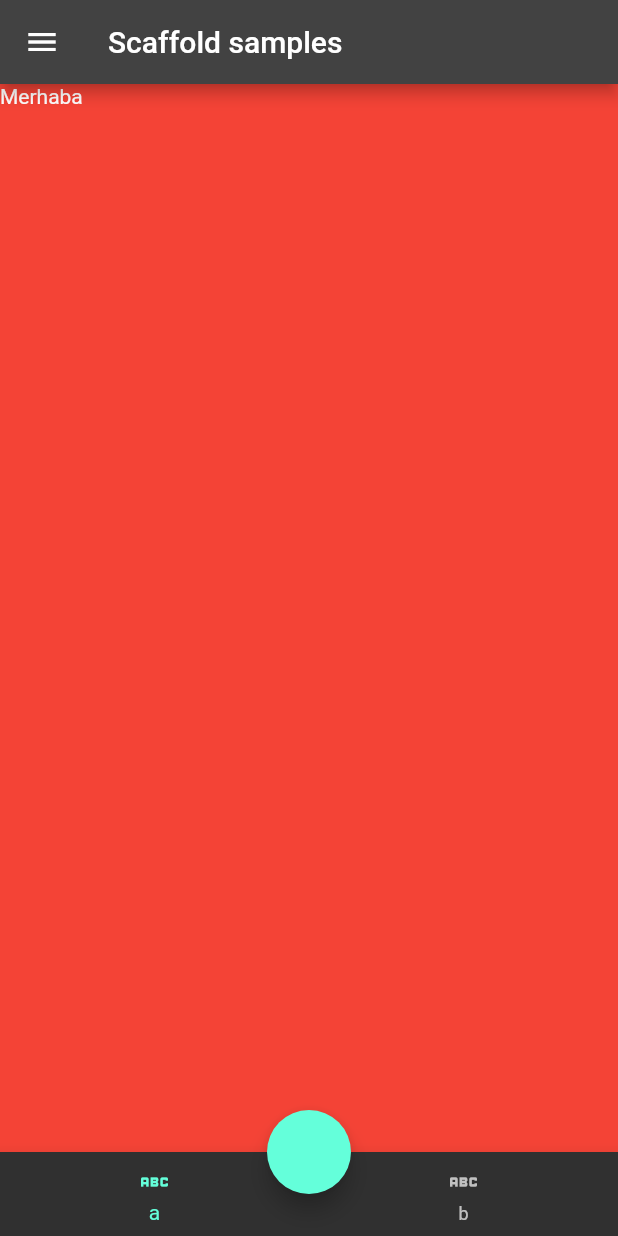
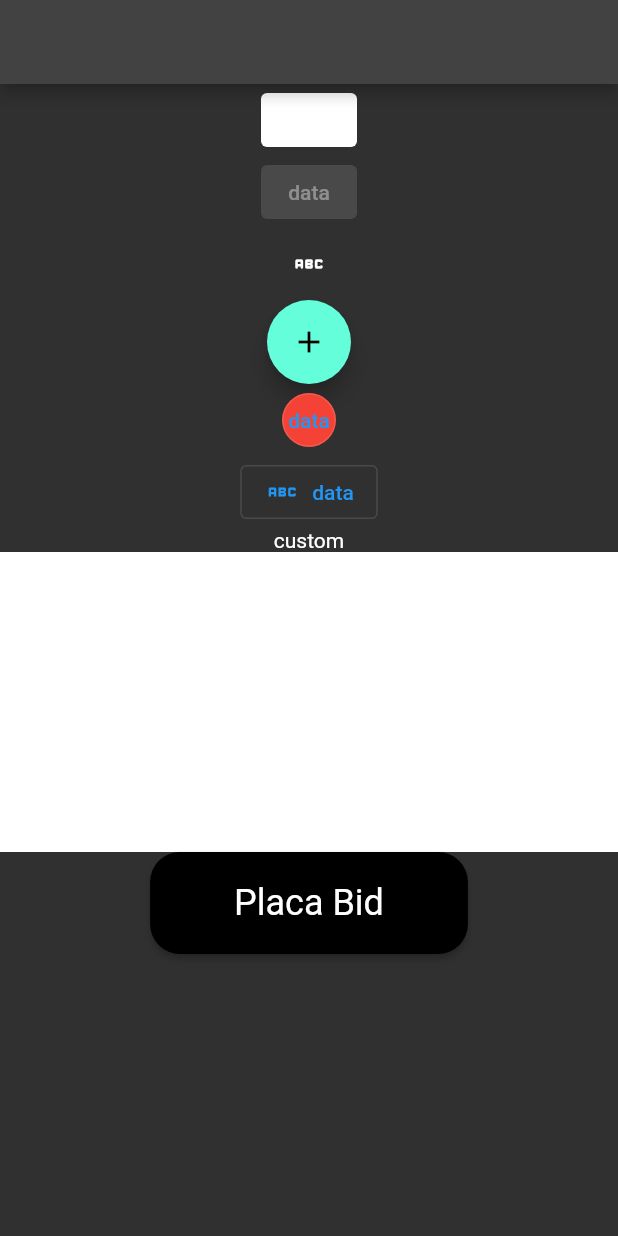
Before and after one commit to osmanabay/flutter_full_learn, a Flutter app: the screen it shows after launch, on a phone screen of 412 x 824 dp. Run offline on Flutter 3.47's test engine with Material 2 defaults, Android fonts, the phone set to English and light mode, and no system bars.

Commit message:
Part-2 button learn is completed

```diff
--- /dev/null
+++ b/lib/101/button_learn.dart
@@ -0,0 +1,63 @@
+import 'package:flutter/material.dart';
+
+class ButtonLearn extends StatelessWidget {
+  const ButtonLearn({super.key});
+
+  @override
+  Widget build(BuildContext context) {
+    return Scaffold(
+      appBar: AppBar(),
+      body: Column(children: [
+        TextButton(
+          onPressed: () {},
+          style: ButtonStyle(
+              backgroundColor: MaterialStateProperty.resolveWith((states) {
+            if (states.contains(MaterialState.pressed)) {
+              return Colors.green;
+            }
+
+            return Colors.white;
+          })),
+          child: Text('save', style: Theme.of(context).textTheme.titleMedium),
+        ),
+        const ElevatedButton(onPressed: null, child: Text('data')),
+        IconButton(onPressed: () {}, icon: const Icon(Icons.abc_rounded)),
+        FloatingActionButton(
+            onPressed: () {
+              // servise istek at
+              // sayfanın rengini düzenle
+            },
+            child: Icon(Icons.add)),
+        OutlinedButton(
+            style: OutlinedButton.styleFrom(
+                backgroundColor: Colors.red,
+                padding: const EdgeInsets.all(10),
+                shape: const CircleBorder()),
+            onPressed: () {},
+            child: const Text('data')),
+            OutlinedButton.icon(onPressed: (){}, icon: const Icon(Icons.abc), label: const Text('data')),
+        InkWell(onTap: () {}, child: const Text('custom')),
+        Container(
+          height: 200,
+          color: Colors.white,
+        ),
+        ElevatedButton(
+          style: ElevatedButton.styleFrom(backgroundColor: Colors.black,
+          shape: const RoundedRectangleBorder(
+            borderRadius: BorderRadius.all(Radius.circular(20))
+          )),
+          onPressed: (){},
+          child: Padding(
+            padding: const EdgeInsets.only(top: 20, bottom: 20, left: 40, right: 40),
+            child: Text(
+              'Placa Bid',
+              style: Theme.of(context).textTheme.headlineSmall,
+            ),
+          ))
+      ]),
+    );
+  }
+}
+
+// Borders
+// CircleBorder(), RoundedRectangleBorder()
--- a/lib/main.dart
+++ b/lib/main.dart
@@ -1,4 +1,5 @@
 import 'package:flutter/material.dart';
+import 'package:flutter_full_learn/101/button_learn.dart';
 import 'package:flutter_full_learn/101/container_sized_box_learn.dart';
 import 'package:flutter_full_learn/101/scaffold_learn.dart';
 import 'package:flutter_full_learn/101/text_learn_view.dart';
@@ -17,7 +18,7 @@ class MyApp extends StatelessWidget {
       title: 'Flutter Demo',
       debugShowCheckedModeBanner: false,
       theme: ThemeData.dark(),
-      home: const ScaffoldLearnView(),
+      home: const ButtonLearn(),
     );
   }
 }
```
